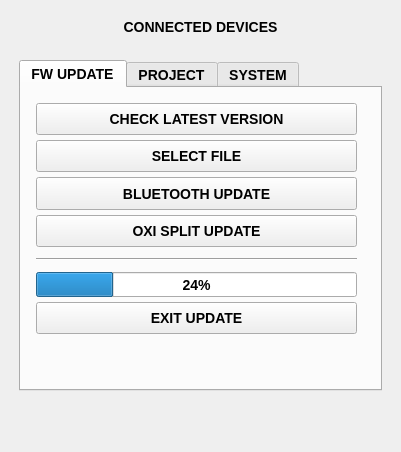
OXI-Instruments/OXI-Desktop, file apps/oxi_desktop/mainwindow.ui: the form before one commit.
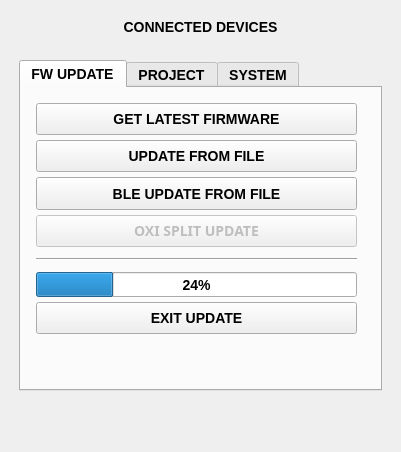
The form after the commit. Icons and pictures are not drawn.

Commit message: update app title version

```diff
--- a/apps/oxi_desktop/mainwindow.ui
+++ b/apps/oxi_desktop/mainwindow.ui
@@ -186,7 +186,7 @@
               </size>
              </property>
              <property name="text">
-              <string>CHECK LATEST VERSION</string>
+              <string>GET LATEST FIRMWARE</string>
              </property>
             </widget>
            </item>
@@ -211,7 +211,7 @@
               </size>
              </property>
              <property name="text">
-              <string>SELECT FILE</string>
+              <string>UPDATE FROM FILE</string>
              </property>
             </widget>
            </item>
@@ -236,12 +236,15 @@
               </size>
              </property>
              <property name="text">
-              <string>BLUETOOTH UPDATE</string>
+              <string>BLE UPDATE FROM FILE</string>
              </property>
             </widget>
            </item>
            <item>
             <widget class="QPushButton" name="gotoSPLITBootloaderButton">
+             <property name="enabled">
+              <bool>false</bool>
+             </property>
              <property name="sizePolicy">
               <sizepolicy hsizetype="Minimum" vsizetype="Maximum">
                <horstretch>0</horstretch>
@@ -260,6 +263,14 @@
                <height>35</height>
               </size>
              </property>
+             <property name="font">
+              <font>
+               <family>Oswald</family>
+               <pointsize>-1</pointsize>
+               <italic>false</italic>
+               <bold>true</bold>
+              </font>
+             </property>
              <property name="text">
               <string>OXI SPLIT UPDATE</string>
              </property>
```
Left out of the diff: 2 changed lines with no effect on the pictures.
